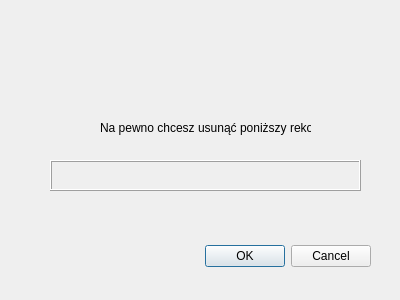
Before: the Qt Designer form usun_dialog.ui in IPP-Projekt/Uczelnia_z_bibloteka_klas, drawn with Qt 5.
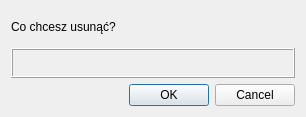
After: the same form once the commit is applied.

Diff of the .ui file:
```diff
--- a/usun_dialog.ui
+++ b/usun_dialog.ui
@@ -6,38 +6,23 @@
    <rect>
     <x>0</x>
     <y>0</y>
-    <width>400</width>
-    <height>300</height>
+    <width>306</width>
+    <height>117</height>
    </rect>
   </property>
   <property name="windowTitle">
    <string>Dialog</string>
   </property>
-  <widget class="QDialogButtonBox" name="buttonBox">
-   <property name="geometry">
-    <rect>
-     <x>30</x>
-     <y>240</y>
-     <width>341</width>
-     <height>32</height>
-    </rect>
-   </property>
-   <property name="orientation">
-    <enum>Qt::Horizontal</enum>
-   </property>
-   <property name="standardButtons">
-    <set>QDialogButtonBox::Cancel|QDialogButtonBox::Ok</set>
-   </property>
-  </widget>
+  <layout class="QVBoxLayout" name="verticalLayout">
+   <item>
+    <widget class="QLabel" name="label">
+     <property name="text">
+      <string>Co chcesz usunąć?</string>
+     </property>
+    </widget>
+   </item>
+   <item>
   <widget class="QLabel" name="labelEntry">
-   <property name="geometry">
-    <rect>
-     <x>50</x>
-     <y>160</y>
-     <width>311</width>
-     <height>31</height>
-    </rect>
-   </property>
    <property name="autoFillBackground">
     <bool>true</bool>
    </property>
@@ -51,19 +36,18 @@
     <string/>
    </property>
   </widget>
-  <widget class="QLabel" name="label">
-   <property name="geometry">
-    <rect>
-     <x>100</x>
-     <y>120</y>
-     <width>211</width>
-     <height>16</height>
-    </rect>
-   </property>
-   <property name="text">
-    <string>Na pewno chcesz usunąć poniższy rekord?</string>
-   </property>
-  </widget>
+   </item>
+   <item>
+    <widget class="QDialogButtonBox" name="buttonBox">
+     <property name="orientation">
+      <enum>Qt::Horizontal</enum>
+     </property>
+     <property name="standardButtons">
+      <set>QDialogButtonBox::Cancel|QDialogButtonBox::Ok</set>
+     </property>
+    </widget>
+   </item>
+  </layout>
  </widget>
  <resources/>
  <connections>
```
Lines whose indentation alone changed are shown as unchanged.
